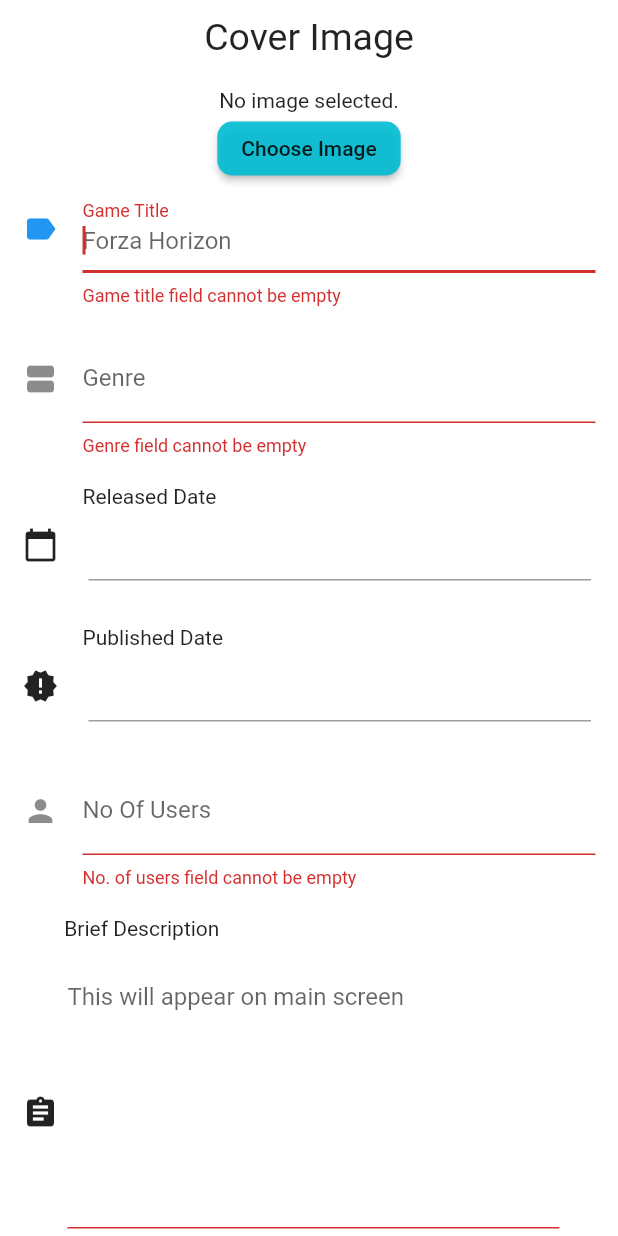
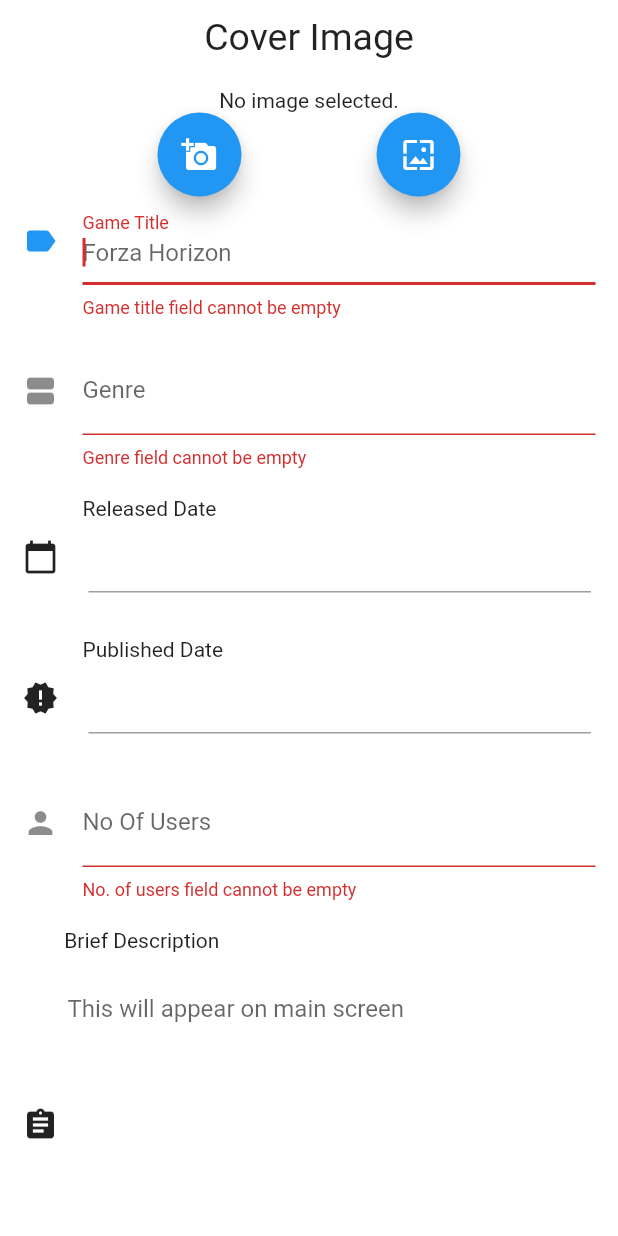
Before and after one commit to sathiraguruge/CTSE, a Flutter app: the AddGameForm screen opened directly, on a phone screen of 412 x 824 dp. Run offline on Flutter 3.47's test engine with Material 2 defaults, Android fonts, the phone set to English and light mode, and no system bars; drawn by our look-alikes of datetime_picker_formfield; our stand-ins replace cached_network_image, cloud_firestore, firebase_storage, image_picker, progress_indicators; accounts and stored records are empty.

Commit message:
capture image through camera

```diff
--- a/igamer/igamer/lib/screens/addGame.dart
+++ b/igamer/igamer/lib/screens/addGame.dart
@@ -265,8 +265,17 @@
     });
   }
 
+  // this function gets an image from the camera and set to _image
+  Future _getImageFromCamera() async {
+    return ImagePicker.pickImage(source: ImageSource.camera).then((file) {
+      setState(() {
+        _image = file;
+      });
+    });
+  }
+
   // this function picks an image from the gallery and set to _image
-  Future _getImage() async {
+  Future _getImageFromGallery() async {
     return ImagePicker.pickImage(source: ImageSource.gallery).then((file) {
       setState(() {
         _image = file;
@@ -295,14 +304,20 @@
         _image == null ? new Text('No image selected.') : Image.file(_image, height: 187, width: 400, fit: BoxFit.fitWidth,),
         // if no image is selected show Text else show the image
         _image == null // if no image is selected, show Choose Image button
-            ? new RaisedButton(
-                child: Text('Choose Image'),
-                onPressed: () {
-                  _getImage();
-                },
-                color: Colors.cyan.withOpacity(0.9),
-                shape: RoundedRectangleBorder(
-                    borderRadius: new BorderRadius.circular(10.0)))
+            ? new Row(
+          mainAxisAlignment: MainAxisAlignment.spaceEvenly,
+          children: <Widget>[
+            FloatingActionButton(
+              heroTag: 'btn_camera',
+              onPressed: _getImageFromCamera,
+              tooltip: 'Pick Image',
+              child: Icon(Icons.add_a_photo),
+            ),
+            FloatingActionButton(
+              heroTag: 'btn_gallery',
+              onPressed: _getImageFromGallery,
+              tooltip: 'Pick Image',
+              child: Icon(Icons.wallpaper),),],)
             : Container(),
         _image != null // if image is selected, show Remove Button
             ? new Container(
```
Also changed, not shown: igamer/igamer/lib/screens/updateGame.dart (+27 -10 lines).
